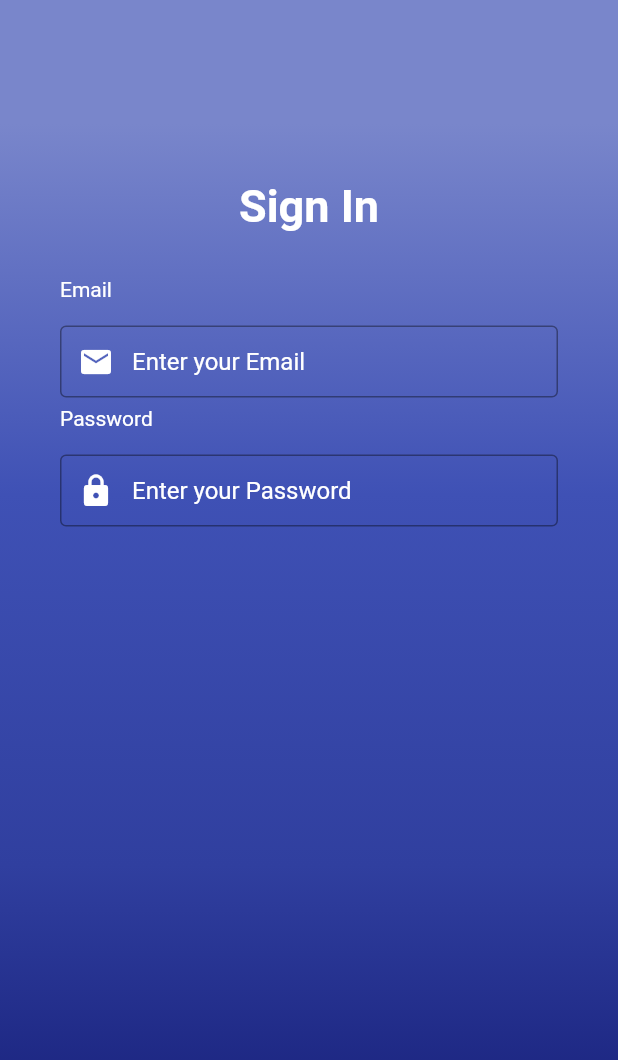
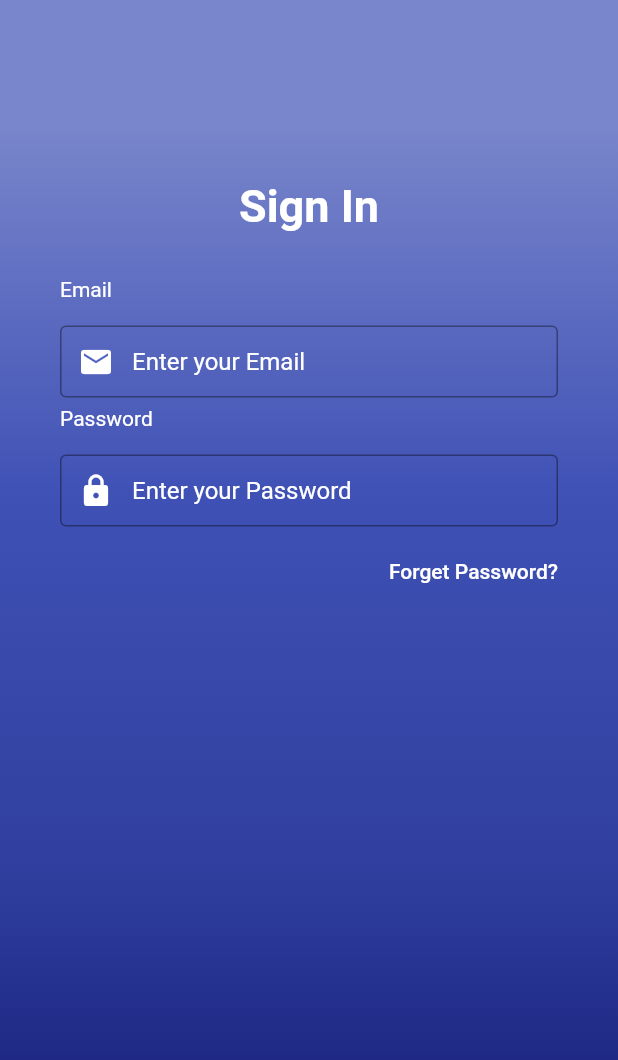
Before and after one commit to atiqahpiakong/map_ems, a Flutter app: the screen it shows after launch, on a phone screen of 412 x 824 dp. Shown: the top 1060 px of the screen. Run offline on Flutter 3.47's test engine with Material 2 defaults, Android fonts, the phone set to English and light mode, and no system bars; our stand-ins replace shimmer; Roboto replaces fonts that are missing (OpenSans).

Commit message:
forgot password

```diff
--- a/lib/login.dart
+++ b/lib/login.dart
@@ -149,6 +149,18 @@ Container(
               _buildEmailTF(),
               _buildPasswordTF(),
 
+              Container(
+                  alignment: Alignment.centerRight,
+                  child: FlatButton(
+                    onPressed: () => print('Forgot Password Button Pressed'),
+                    padding: EdgeInsets.only(right: 0.0),
+                    child: Text('Forget Password?', style: TextStyle(color: Colors.white),
+
+                  ),
+
+                )
+                )
+
 
               ],
               ),
```
